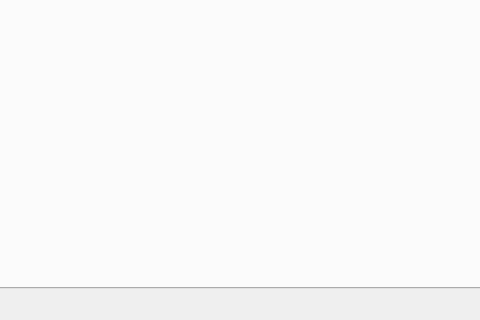
brendankaguiar/Senior-Project, file Desktop Application/mainwindow.ui: the form before one commit; both pictures show x 561 to 1041 and y 300 to 620 of the 1279 by 620 pixel window.
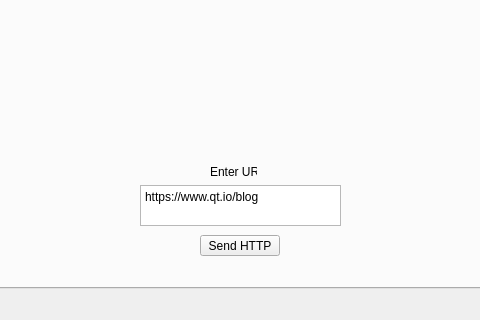
The form after the commit. Custom widgets are drawn as their Qt base class.

Commit message:
implemented http requests and commented out weather debug outputs
enter url in text box and press the button under it to send a request
for later the response is stored in the QString answer

Diff of the .ui file:
```diff
--- a/Desktop Application/mainwindow.ui
+++ b/Desktop Application/mainwindow.ui
@@ -20,6 +20,9 @@
    <layout class="QGridLayout" name="gridLayout_2">
     <item row="0" column="1">
      <widget class="QTabWidget" name="tabWidget">
+      <property name="styleSheet">
+       <string notr="true"/>
+      </property>
       <property name="currentIndex">
        <number>0</number>
       </property>
@@ -73,6 +76,45 @@
          <string>clear</string>
         </property>
        </widget>
+       <widget class="QPushButton" name="pushButton_3">
+        <property name="geometry">
+         <rect>
+          <x>750</x>
+          <y>500</y>
+          <width>80</width>
+          <height>21</height>
+         </rect>
+        </property>
+        <property name="text">
+         <string>Send HTTP</string>
+        </property>
+       </widget>
+       <widget class="QPlainTextEdit" name="plainTextEdit">
+        <property name="geometry">
+         <rect>
+          <x>690</x>
+          <y>450</y>
+          <width>201</width>
+          <height>41</height>
+         </rect>
+        </property>
+        <property name="plainText">
+         <string>https://www.qt.io/blog</string>
+        </property>
+       </widget>
+       <widget class="QLabel" name="label">
+        <property name="geometry">
+         <rect>
+          <x>760</x>
+          <y>430</y>
+          <width>47</width>
+          <height>13</height>
+         </rect>
+        </property>
+        <property name="text">
+         <string>Enter URL</string>
+        </property>
+       </widget>
       </widget>
       <widget class="QWidget" name="tab_3">
        <attribute name="title">
```
The commit also changes 20 other files.
